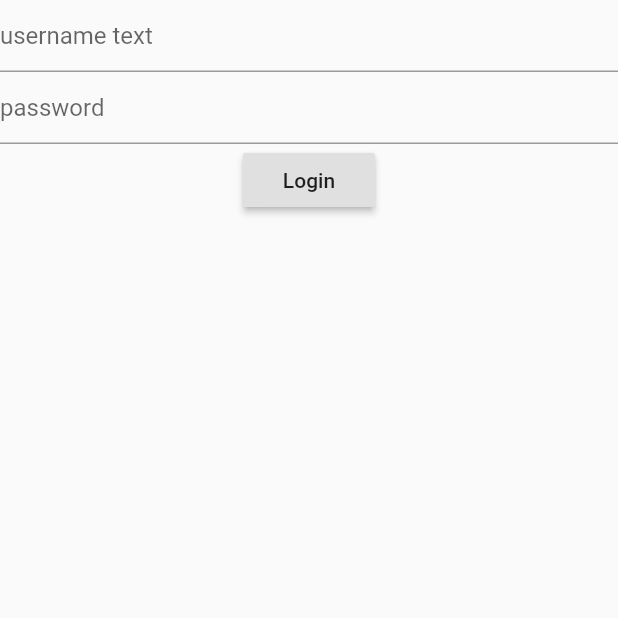
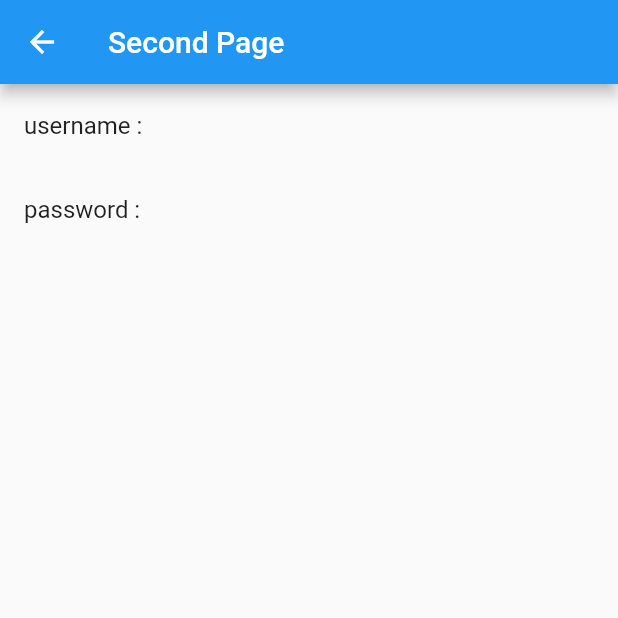
Before and after one commit to yuetu0/Login-Robotics-HW, a Flutter app: the screen it shows after launch, after a tap on "Login", on a phone screen of 412 x 824 dp, the top half of it. Run offline on Flutter 3.47's test engine with Material 2 defaults, Android fonts, the phone set to English and light mode, and no system bars; our stand-ins replace shared_preferences.

Commit message:
shared preferences for password

```diff
--- a/lib/main.dart
+++ b/lib/main.dart
@@ -10,20 +10,24 @@ void main() {
   }));}
 class MyApp extends StatelessWidget {
   var _controller = new TextEditingController();
+  var mycontroller = new TextEditingController();
   // This widget is the root of your application.
 
   @override
   Widget build(BuildContext context) {
    return Scaffold(
       body: Column(
+      mainAxisAlignment: MainAxisAlignment.center,
+      crossAxisAlignment: CrossAxisAlignment.center,
         children: [
           TextField(
             controller: _controller,
             decoration: InputDecoration(
-              hintText: "username text"
+              hintText: "username"
             )
           ),
           TextField(
+            controller:mycontroller,
             decoration: InputDecoration(
               hintText:"password"
             )
@@ -32,6 +36,8 @@ class MyApp extends StatelessWidget {
             child: Text("Login"),
             onPressed: (){
               saveUsername();
+              savePassword();
+              Navigator.of(context).pushNamed('/secondpage');
             })
         ],
 
@@ -44,7 +50,24 @@ class MyApp extends StatelessWidget {
       saveNamePreference(username);
 
     }
+  void savePassword(){
+    String password = mycontroller.text;
+    savePasswordPreference(password);
+  }
 }
+Future<bool> savePasswordPreference(String password) async {
+  SharedPreferences prefs = await SharedPreferences.getInstance();
+  return prefs.setString("password", password);
+}
+
+Future<String> getPasswordPreferences() async{
+  SharedPreferences prefs = await SharedPreferences.getInstance();
+  String password = prefs.getString("password");
+  return password;
+
+}
+
+
 
 Future<bool> saveNamePreference(String username) async {
   SharedPreferences prefs = await SharedPreferences.getInstance();
@@ -55,4 +78,5 @@ Future<String> getNamePreferences() async{
   SharedPreferences prefs = await SharedPreferences.getInstance();
   String username = prefs.getString("username");
   return username;
+
 }
--- a/lib/secondpage.dart
+++ b/lib/secondpage.dart
@@ -12,9 +12,11 @@ class SecondPage extends StatefulWidget{
 
 class _SecondPageState extends State<SecondPage>{
   String _username = "";
+  String _password = "";
   @override
   void initState() {
     getNamePreferences().then(updateUsername);
+    getPasswordPreferences().then(updatePassword);
     super.initState();
   }
   @override
@@ -23,7 +25,13 @@ class _SecondPageState extends State<SecondPage>{
       appBar: new AppBar(
       title: new Text("Second Page"),
       ),
-      body: new ListTile(title: new Text(_username),)
+      body: new Column(
+        children: [
+          ListTile(title: new Text("username : " + _username),
+
+          ),
+          ListTile(title: new Text("password : " + _password),)],
+      )
       );
   }
   void updateUsername(String username){
@@ -32,5 +40,11 @@ class _SecondPageState extends State<SecondPage>{
       this._username = username;
     });
   }
+  void updatePassword(String password){
+
+    setState((){
+      this._password = password;
+    });
+  }
 
 }
```
Also changed, not shown: 1 other file.
